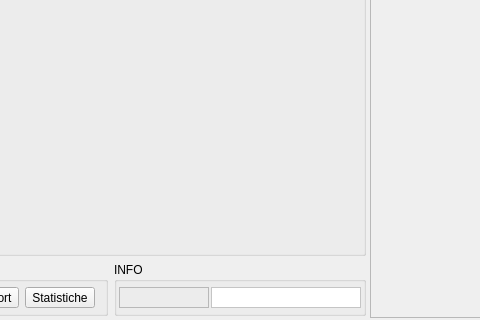
Qt form src/mainwindow.ui (mtonin/gestcassa) before a commit; both pictures show x 354 to 834 and y 244 to 564 of the 964 by 564 pixel window.
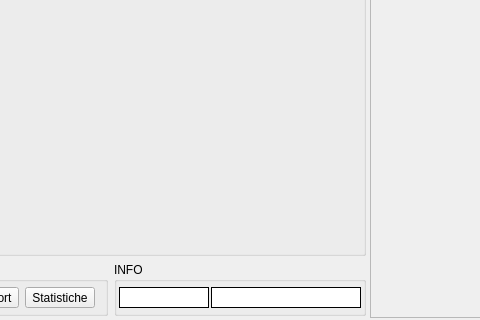
The same form after that commit. Icons and pictures are not drawn.

Commit message: - corretto sizepolicy

The edit to the form file:
```diff
--- a/src/mainwindow.ui
+++ b/src/mainwindow.ui
@@ -432,7 +432,7 @@
             <item>
              <widget class="QFrame" name="clockFrame">
               <property name="sizePolicy">
-               <sizepolicy hsizetype="Fixed" vsizetype="Expanding">
+               <sizepolicy hsizetype="MinimumExpanding" vsizetype="Expanding">
                 <horstretch>0</horstretch>
                 <verstretch>0</verstretch>
                </sizepolicy>
@@ -449,31 +449,18 @@
                 <height>16777215</height>
                </size>
               </property>
-              <property name="frameShape">
-               <enum>QFrame::StyledPanel</enum>
+              <property name="styleSheet">
+               <string notr="true">background-color: rgb(255, 255, 255);</string>
               </property>
-              <property name="frameShadow">
-               <enum>QFrame::Plain</enum>
+              <property name="frameShape">
+               <enum>QFrame::Box</enum>
               </property>
              </widget>
             </item>
-            <item>
-             <spacer name="horizontalSpacer_2">
-              <property name="orientation">
-               <enum>Qt::Horizontal</enum>
-              </property>
-              <property name="sizeHint" stdset="0">
-               <size>
-                <width>40</width>
-                <height>20</height>
-               </size>
-              </property>
-             </spacer>
-            </item>
             <item>
              <widget class="QFrame" name="infoFrame">
               <property name="enabled">
-               <bool>false</bool>
+               <bool>true</bool>
               </property>
               <property name="sizePolicy">
                <sizepolicy hsizetype="Fixed" vsizetype="Expanding">
@@ -490,17 +477,17 @@
               <property name="maximumSize">
                <size>
                 <width>150</width>
-                <height>16777215</height>
+                <height>71</height>
                </size>
               </property>
               <property name="styleSheet">
                <string notr="true">background-color: rgb(255, 255, 255);</string>
               </property>
               <property name="frameShape">
-               <enum>QFrame::StyledPanel</enum>
+               <enum>QFrame::Box</enum>
               </property>
-              <property name="frameShadow">
-               <enum>QFrame::Plain</enum>
+              <property name="lineWidth">
+               <number>1</number>
               </property>
              </widget>
             </item>
```
The commit also changes 1 other file.
